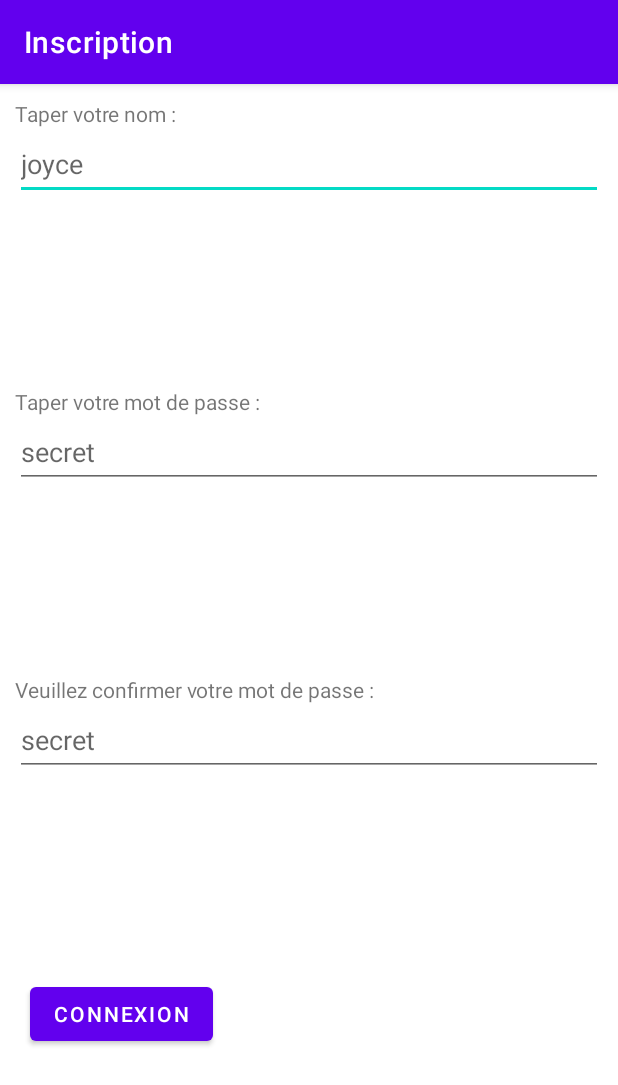
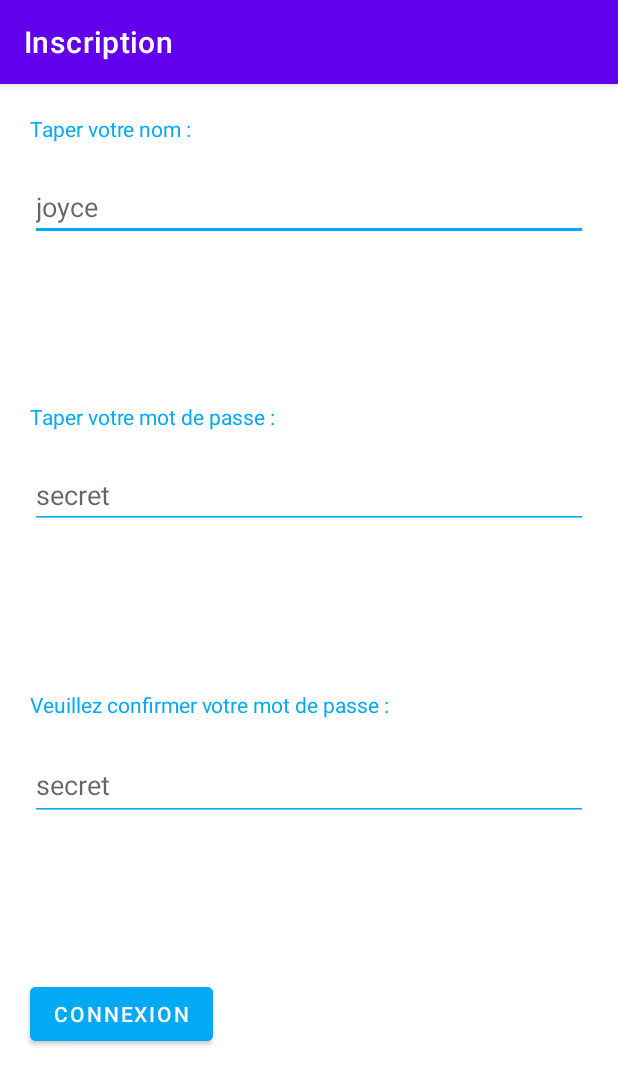
Before and after one commit to Joyce0501/H22-4204N6-KICKMYB-NOUTEJI, an Android app: the screen it shows after launch (InscriptionActivity), after a tap on "INSCRIPTION", on a phone screen of 412 x 824 dp. Shown: the top 1085 px of the screen. Run offline under Robolectric (Android 15) with nearby library versions, the phone set to English and light mode, and no system bars.

Commit message:
FCT un peu de layout

```diff
--- a/KickMyB/app/src/main/res/layout/activity_inscription.xml
+++ b/KickMyB/app/src/main/res/layout/activity_inscription.xml
@@ -6,7 +6,8 @@
     android:layout_height="match_parent"
     android:orientation="vertical"
     android:layout_weight="4"
-    tools:context=".MainActivity">
+    tools:context=".MainActivity"
+   >
 
     <LinearLayout
         android:layout_width="match_parent"
@@ -18,13 +19,16 @@
         <TextView
             android:layout_width="wrap_content"
             android:layout_height="wrap_content"
-            android:text="Taper votre nom : " />
+            android:text="Taper votre nom : "
+            android:layout_margin="10dp"
+            android:textColor="@color/blue"/>
 
         <EditText
             android:layout_width="match_parent"
             android:layout_height="wrap_content"
             android:hint="joyce"
-            android:minHeight="48dp" />
+            android:layout_margin="10dp"
+            android:backgroundTint="@color/blue"/>
 
     </LinearLayout>
 
@@ -37,13 +41,16 @@
         <TextView
             android:layout_width="wrap_content"
             android:layout_height="wrap_content"
-            android:text="Taper votre mot de passe : " />
+            android:text="Taper votre mot de passe : "
+            android:layout_margin="10dp"
+            android:textColor="@color/blue"/>
 
         <EditText
             android:layout_width="match_parent"
             android:layout_height="wrap_content"
             android:hint="secret"
-            android:minHeight="48dp"
+            android:layout_margin="10dp"
+            android:backgroundTint="@color/blue"
             android:password="true" />
     </LinearLayout>
 
@@ -56,13 +63,18 @@
         <TextView
             android:layout_width="wrap_content"
             android:layout_height="wrap_content"
-            android:text="Veuillez confirmer votre mot de passe : " />
+            android:text="Veuillez confirmer votre mot de passe : "
+            android:textColor="@color/blue"
+            android:layout_margin="10dp"/>
 
         <EditText
             android:layout_width="match_parent"
             android:layout_height="wrap_content"
             android:hint="secret"
+            android:backgroundTint="@color/blue"
             android:minHeight="48dp"
+            android:textColor="@color/blue"
+            android:layout_margin="10dp"
             android:password="true" />
     </LinearLayout>
 
@@ -78,6 +90,7 @@
             android:layout_width="wrap_content"
             android:layout_height="wrap_content"
             android:text="Connexion"
+            android:backgroundTint="@color/blue"
             android:layout_margin="10dp"/>
 
     </LinearLayout>
--- a/KickMyB/app/src/main/res/values/colors.xml
+++ b/KickMyB/app/src/main/res/values/colors.xml
@@ -7,4 +7,6 @@
     <color name="teal_700">#FF018786</color>
     <color name="black">#FF000000</color>
     <color name="white">#FFFFFFFF</color>
+    <color name="blue">#03A9F4</color>
+
 </resources>
```
Also changed, not shown: KickMyB/app/src/main/res/layout/activity_main.xml (+19 -4 lines).
